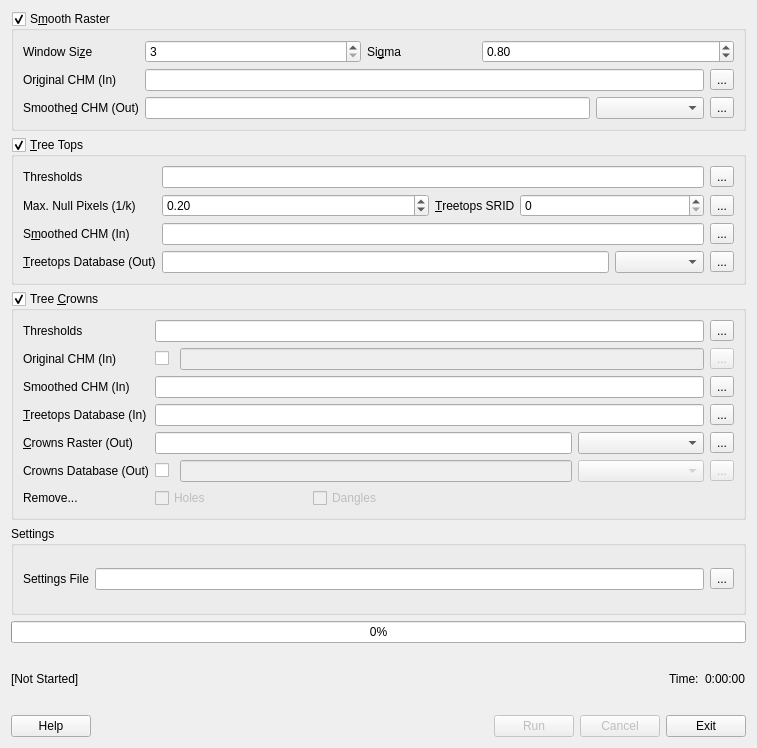
This is src/treetops.ui in rskelly/treetops as Qt 5 draws it before an edit. The edited form follows.
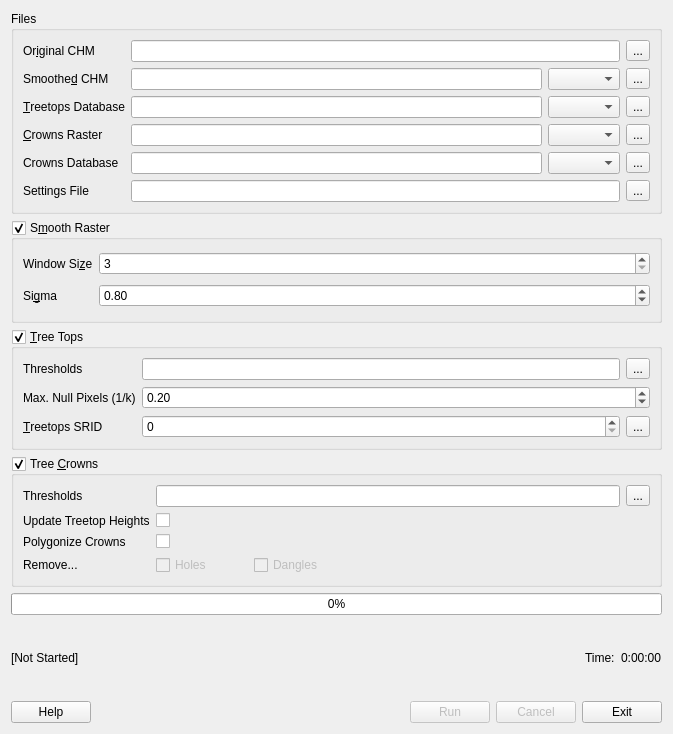
This is the edited form.

```diff
--- a/src/treetops.ui
+++ b/src/treetops.ui
@@ -6,8 +6,8 @@
    <rect>
     <x>0</x>
     <y>0</y>
-    <width>757</width>
-    <height>748</height>
+    <width>673</width>
+    <height>734</height>
    </rect>
   </property>
   <property name="sizePolicy">
@@ -20,6 +20,249 @@
    <string>Treetops</string>
   </property>
   <layout class="QVBoxLayout" name="verticalLayout" stretch="0,0,0,0,0,0">
+   <item>
+    <widget class="QGroupBox" name="groupBox_2">
+     <property name="title">
+      <string>Files</string>
+     </property>
+     <layout class="QGridLayout" name="gridLayout_3">
+      <item row="2" column="2">
+       <widget class="QComboBox" name="cboTreetopsDatabaseDriver"/>
+      </item>
+      <item row="4" column="0">
+       <widget class="QLabel" name="label_19">
+        <property name="sizePolicy">
+         <sizepolicy hsizetype="Fixed" vsizetype="Preferred">
+          <horstretch>0</horstretch>
+          <verstretch>0</verstretch>
+         </sizepolicy>
+        </property>
+        <property name="text">
+         <string>Crowns Database</string>
+        </property>
+       </widget>
+      </item>
+      <item row="2" column="1">
+       <widget class="QLineEdit" name="txtTreetopsDatabase">
+        <property name="mouseTracking">
+         <bool>false</bool>
+        </property>
+        <property name="acceptDrops">
+         <bool>false</bool>
+        </property>
+       </widget>
+      </item>
+      <item row="0" column="1" colspan="2">
+       <widget class="QLineEdit" name="txtOriginalCHM">
+        <property name="mouseTracking">
+         <bool>false</bool>
+        </property>
+        <property name="acceptDrops">
+         <bool>false</bool>
+        </property>
+        <property name="clearButtonEnabled">
+         <bool>false</bool>
+        </property>
+       </widget>
+      </item>
+      <item row="2" column="3">
+       <widget class="QToolButton" name="btnTreetopsDatabase">
+        <property name="mouseTracking">
+         <bool>false</bool>
+        </property>
+        <property name="acceptDrops">
+         <bool>false</bool>
+        </property>
+        <property name="text">
+         <string>...</string>
+        </property>
+       </widget>
+      </item>
+      <item row="3" column="2">
+       <widget class="QComboBox" name="cboCrownsRasterDriver"/>
+      </item>
+      <item row="1" column="3">
+       <widget class="QToolButton" name="btnSmoothedCHM">
+        <property name="mouseTracking">
+         <bool>false</bool>
+        </property>
+        <property name="acceptDrops">
+         <bool>false</bool>
+        </property>
+        <property name="text">
+         <string>...</string>
+        </property>
+       </widget>
+      </item>
+      <item row="1" column="1">
+       <widget class="QLineEdit" name="txtSmoothedCHM">
+        <property name="mouseTracking">
+         <bool>false</bool>
+        </property>
+        <property name="acceptDrops">
+         <bool>false</bool>
+        </property>
+       </widget>
+      </item>
+      <item row="3" column="0">
+       <widget class="QLabel" name="label_10">
+        <property name="sizePolicy">
+         <sizepolicy hsizetype="Fixed" vsizetype="Preferred">
+          <horstretch>0</horstretch>
+          <verstretch>0</verstretch>
+         </sizepolicy>
+        </property>
+        <property name="text">
+         <string>&amp;Crowns Raster</string>
+        </property>
+        <property name="buddy">
+         <cstring>txtCrownsRaster</cstring>
+        </property>
+       </widget>
+      </item>
+      <item row="0" column="3">
+       <widget class="QToolButton" name="btnOriginalCHM">
+        <property name="mouseTracking">
+         <bool>false</bool>
+        </property>
+        <property name="acceptDrops">
+         <bool>false</bool>
+        </property>
+        <property name="text">
+         <string>...</string>
+        </property>
+       </widget>
+      </item>
+      <item row="4" column="2">
+       <widget class="QComboBox" name="cboCrownsDatabaseDriver">
+        <property name="enabled">
+         <bool>true</bool>
+        </property>
+       </widget>
+      </item>
+      <item row="4" column="1">
+       <widget class="QLineEdit" name="txtCrownsDatabase">
+        <property name="enabled">
+         <bool>true</bool>
+        </property>
+        <property name="mouseTracking">
+         <bool>false</bool>
+        </property>
+        <property name="acceptDrops">
+         <bool>false</bool>
+        </property>
+       </widget>
+      </item>
+      <item row="1" column="2">
+       <widget class="QComboBox" name="cboSmoothedCHMDriver"/>
+      </item>
+      <item row="3" column="3">
+       <widget class="QToolButton" name="btnCrownsRaster">
+        <property name="mouseTracking">
+         <bool>false</bool>
+        </property>
+        <property name="acceptDrops">
+         <bool>false</bool>
+        </property>
+        <property name="text">
+         <string>...</string>
+        </property>
+       </widget>
+      </item>
+      <item row="1" column="0">
+       <widget class="QLabel" name="label_12">
+        <property name="sizePolicy">
+         <sizepolicy hsizetype="Fixed" vsizetype="Preferred">
+          <horstretch>0</horstretch>
+          <verstretch>0</verstretch>
+         </sizepolicy>
+        </property>
+        <property name="text">
+         <string>Smoothe&amp;d CHM</string>
+        </property>
+        <property name="buddy">
+         <cstring>txtSmoothedCHM</cstring>
+        </property>
+       </widget>
+      </item>
+      <item row="0" column="0">
+       <widget class="QLabel" name="label_11">
+        <property name="sizePolicy">
+         <sizepolicy hsizetype="Fixed" vsizetype="Preferred">
+          <horstretch>0</horstretch>
+          <verstretch>0</verstretch>
+         </sizepolicy>
+        </property>
+        <property name="text">
+         <string>Or&amp;iginal CHM</string>
+        </property>
+        <property name="buddy">
+         <cstring>txtOriginalCHM</cstring>
+        </property>
+       </widget>
+      </item>
+      <item row="3" column="1">
+       <widget class="QLineEdit" name="txtCrownsRaster">
+        <property name="mouseTracking">
+         <bool>false</bool>
+        </property>
+        <property name="acceptDrops">
+         <bool>false</bool>
+        </property>
+       </widget>
+      </item>
+      <item row="2" column="0">
+       <widget class="QLabel" name="label_6">
+        <property name="sizePolicy">
+         <sizepolicy hsizetype="Fixed" vsizetype="Preferred">
+          <horstretch>0</horstretch>
+          <verstretch>0</verstretch>
+         </sizepolicy>
+        </property>
+        <property name="text">
+         <string>&amp;Treetops Database</string>
+        </property>
+        <property name="buddy">
+         <cstring>txtTreetopsDatabase</cstring>
+        </property>
+       </widget>
+      </item>
+      <item row="4" column="3">
+       <widget class="QToolButton" name="btnCrownsDatabase">
+        <property name="enabled">
+         <bool>true</bool>
+        </property>
+        <property name="mouseTracking">
+         <bool>false</bool>
+        </property>
+        <property name="acceptDrops">
+         <bool>false</bool>
+        </property>
+        <property name="text">
+         <string>...</string>
+        </property>
+       </widget>
+      </item>
+      <item row="5" column="0">
+       <widget class="QLabel" name="label_14">
+        <property name="text">
+         <string>Settings File</string>
+        </property>
+       </widget>
+      </item>
+      <item row="5" column="3">
+       <widget class="QToolButton" name="btnSettingsFile">
+        <property name="text">
+         <string>...</string>
+        </property>
+       </widget>
+      </item>
+      <item row="5" column="1" colspan="2">
+       <widget class="QLineEdit" name="txtSettingsFile"/>
+      </item>
+     </layout>
+    </widget>
+   </item>
    <item>
     <widget class="QGroupBox" name="grpSmoothing">
      <property name="title">
@@ -30,11 +273,34 @@
      </property>
      <layout class="QHBoxLayout" name="horizontalLayout_2">
       <item>
-       <layout class="QGridLayout" name="smoothGrid">
-        <item row="2" column="5">
-         <widget class="QComboBox" name="cboSmoothSmoothedCHMDriver"/>
+       <layout class="QGridLayout" name="gridLayout_4">
+        <item row="0" column="0">
+         <widget class="QLabel" name="label">
+          <property name="sizePolicy">
+           <sizepolicy hsizetype="Fixed" vsizetype="Preferred">
+            <horstretch>0</horstretch>
+            <verstretch>0</verstretch>
+           </sizepolicy>
+          </property>
+          <property name="text">
+           <string>Window Si&amp;ze</string>
+          </property>
+          <property name="buddy">
+           <cstring>spnSmoothWindow</cstring>
+          </property>
+         </widget>
         </item>
-        <item row="0" column="4" colspan="3">
+        <item row="1" column="0">
+         <widget class="QLabel" name="label_2">
+          <property name="text">
+           <string>Si&amp;gma</string>
+          </property>
+          <property name="buddy">
+           <cstring>spnSmoothSigma</cstring>
+          </property>
+         </widget>
+        </item>
+        <item row="1" column="1">
          <widget class="QDoubleSpinBox" name="spnSmoothSigma">
           <property name="mouseTracking">
            <bool>false</bool>
@@ -53,91 +319,7 @@
           </property>
          </widget>
         </item>
-        <item row="1" column="0">
-         <widget class="QLabel" name="label_11">
-          <property name="sizePolicy">
-           <sizepolicy hsizetype="Fixed" vsizetype="Preferred">
-            <horstretch>0</horstretch>
-            <verstretch>0</verstretch>
-           </sizepolicy>
-          </property>
-          <property name="text">
-           <string>Or&amp;iginal CHM (In)</string>
-          </property>
-          <property name="buddy">
-           <cstring>txtSmoothOriginalCHM</cstring>
-          </property>
-         </widget>
-        </item>
-        <item row="0" column="3">
-         <widget class="QLabel" name="label_2">
-          <property name="text">
-           <string>Si&amp;gma</string>
-          </property>
-          <property name="buddy">
-           <cstring>spnSmoothSigma</cstring>
-          </property>
-         </widget>
-        </item>
-        <item row="0" column="0">
-         <widget class="QLabel" name="label">
-          <property name="sizePolicy">
-           <sizepolicy hsizetype="Fixed" vsizetype="Preferred">
-            <horstretch>0</horstretch>
-            <verstretch>0</verstretch>
-           </sizepolicy>
-          </property>
-          <property name="text">
-           <string>Window Si&amp;ze</string>
-          </property>
-          <property name="buddy">
-           <cstring>spnSmoothWindow</cstring>
-          </property>
-         </widget>
-        </item>
-        <item row="2" column="0">
-         <widget class="QLabel" name="label_12">
-          <property name="sizePolicy">
-           <sizepolicy hsizetype="Fixed" vsizetype="Preferred">
-            <horstretch>0</horstretch>
-            <verstretch>0</verstretch>
-           </sizepolicy>
-          </property>
-          <property name="text">
-           <string>Smoothe&amp;d CHM (Out)</string>
-          </property>
-          <property name="buddy">
-           <cstring>txtSmoothSmoothedCHM</cstring>
-          </property>
-         </widget>
-        </item>
-        <item row="2" column="6">
-         <widget class="QToolButton" name="btnSmoothSmoothedCHM">
-          <property name="mouseTracking">
-           <bool>false</bool>
-          </property>
-          <property name="acceptDrops">
-           <bool>false</bool>
-          </property>
-          <property name="text">
-           <string>...</string>
-          </property>
-         </widget>
-        </item>
-        <item row="1" column="6">
-         <widget class="QToolButton" name="btnSmoothOriginalCHM">
-          <property name="mouseTracking">
-           <bool>false</bool>
-          </property>
-          <property name="acceptDrops">
-           <bool>false</bool>
-          </property>
-          <property name="text">
-           <string>...</string>
-          </property>
-         </widget>
-        </item>
-        <item row="0" column="1" colspan="2">
+        <item row="0" column="1">
          <widget class="QSpinBox" name="spnSmoothWindow">
           <property name="mouseTracking">
            <bool>false</bool>
@@ -147,29 +329,6 @@
           </property>
          </widget>
         </item>
-        <item row="2" column="1" colspan="4">
-         <widget class="QLineEdit" name="txtSmoothSmoothedCHM">
-          <property name="mouseTracking">
-           <bool>false</bool>
-          </property>
-          <property name="acceptDrops">
-           <bool>false</bool>
-          </property>
-         </widget>
-        </item>
-        <item row="1" column="1" colspan="5">
-         <widget class="QLineEdit" name="txtSmoothOriginalCHM">
-          <property name="mouseTracking">
-           <bool>false</bool>
-          </property>
-          <property name="acceptDrops">
-           <bool>false</bool>
-          </property>
-          <property name="clearButtonEnabled">
-           <bool>false</bool>
-          </property>
-         </widget>
-        </item>
        </layout>
       </item>
      </layout>
@@ -186,22 +345,6 @@
      <layout class="QHBoxLayout" name="horizontalLayout">
       <item>
        <layout class="QGridLayout" name="topsGrid">
-        <item row="3" column="0">
-         <widget class="QLabel" name="label_6">
-          <property name="sizePolicy">
-           <sizepolicy hsizetype="Fixed" vsizetype="Preferred">
-            <horstretch>0</horstretch>
-            <verstretch>0</verstretch>
-           </sizepolicy>
-          </property>
-          <property name="text">
-           <string>&amp;Treetops Database (Out)</string>
-          </property>
-          <property name="buddy">
-           <cstring>txtTopsTreetopsDatabase</cstring>
-          </property>
-         </widget>
-        </item>
         <item row="0" column="0">
          <widget class="QLabel" name="label_18">
           <property name="sizePolicy">
@@ -215,7 +358,7 @@
           </property>
          </widget>
         </item>
-        <item row="0" column="7">
+        <item row="0" column="4">
          <widget class="QToolButton" name="btnTopsThresholds">
           <property name="enabled">
            <bool>true</bool>
@@ -225,55 +368,7 @@
           </property>
          </widget>
         </item>
-        <item row="2" column="0">
-         <widget class="QLabel" name="label_16">
-          <property name="sizePolicy">
-           <sizepolicy hsizetype="Fixed" vsizetype="Preferred">
-            <horstretch>0</horstretch>
-            <verstretch>0</verstretch>
-           </sizepolicy>
-          </property>
-          <property name="text">
-           <string>S&amp;moothed CHM (In)</string>
-          </property>
-          <property name="buddy">
-           <cstring>txtTopsSmoothedCHM</cstring>
-          </property>
-         </widget>
-        </item>
-        <item row="2" column="7">
-         <widget class="QToolButton" name="btnTopsSmoothedCHM">
-          <property name="mouseTracking">
-           <bool>false</bool>
-          </property>
-          <property name="acceptDrops">
-           <bool>false</bool>
-          </property>
-          <property name="text">
-           <string>...</string>
-          </property>
-         </widget>
-        </item>
-        <item row="3" column="7">
-         <widget class="QToolButton" name="btnTopsTreetopsDatabase">
-          <property name="mouseTracking">
-           <bool>false</bool>
-          </property>
-          <property name="acceptDrops">
-           <bool>false</bool>
-          </property>
-          <property name="text">
-           <string>...</string>
-          </property>
-         </widget>
-        </item>
-        <item row="3" column="6">
-         <widget class="QComboBox" name="cboTopsTreetopsDatabaseDriver"/>
-        </item>
-        <item row="2" column="1" colspan="6">
-         <widget class="QLineEdit" name="txtTopsSmoothedCHM"/>
-        </item>
-        <item row="0" column="1" colspan="6">
+        <item row="0" column="1" colspan="3">
          <widget class="QLineEdit" name="txtTopsThresholds">
           <property name="sizePolicy">
            <sizepolicy hsizetype="Expanding" vsizetype="Fixed">
@@ -283,16 +378,6 @@
           </property>
          </widget>
         </item>
-        <item row="3" column="1" colspan="5">
-         <widget class="QLineEdit" name="txtTopsTreetopsDatabase">
-          <property name="mouseTracking">
-           <bool>false</bool>
-          </property>
-          <property name="acceptDrops">
-           <bool>false</bool>
-          </property>
-         </widget>
-        </item>
         <item row="1" column="0">
          <widget class="QLabel" name="label_3">
           <property name="sizePolicy">
@@ -306,7 +391,7 @@
           </property>
          </widget>
         </item>
-        <item row="1" column="4">
+        <item row="2" column="0">
          <widget class="QLabel" name="label_17">
           <property name="sizePolicy">
            <sizepolicy hsizetype="Fixed" vsizetype="Preferred">
@@ -322,23 +407,7 @@
           </property>
          </widget>
         </item>
-        <item row="1" column="5" colspan="2">
-         <widget class="QSpinBox" name="spnTopsTreetopsSRID">
-          <property name="mouseTracking">
-           <bool>false</bool>
-          </property>
-          <property name="focusPolicy">
-           <enum>Qt::WheelFocus</enum>
-          </property>
-          <property name="acceptDrops">
-           <bool>false</bool>
-          </property>
-          <property name="maximum">
-           <number>999999</number>
-          </property>
-         </widget>
-        </item>
-        <item row="1" column="1" colspan="3">
+        <item row="1" column="1" colspan="4">
          <widget class="QDoubleSpinBox" name="spnTopsMaxNulls">
           <property name="maximum">
            <double>1.000000000000000</double>
@@ -351,7 +420,7 @@
           </property>
          </widget>
         </item>
-        <item row="1" column="7">
+        <item row="2" column="4">
          <widget class="QToolButton" name="btnTopsTreetopsSRID">
           <property name="mouseTracking">
            <bool>false</bool>
@@ -364,6 +433,22 @@
           </property>
          </widget>
         </item>
+        <item row="2" column="1" colspan="3">
+         <widget class="QSpinBox" name="spnTopsTreetopsSRID">
+          <property name="mouseTracking">
+           <bool>false</bool>
+          </property>
+          <property name="focusPolicy">
+           <enum>Qt::WheelFocus</enum>
+          </property>
+          <property name="acceptDrops">
+           <bool>false</bool>
+          </property>
+          <property name="maximum">
+           <number>999999</number>
+          </property>
+         </widget>
+        </item>
        </layout>
       </item>
      </layout>
@@ -384,48 +469,9 @@
       <item>
        <layout class="QGridLayout" name="crownsGrid">
         <item row="2" column="0" colspan="2">
-         <widget class="QLabel" name="label_13">
-          <property name="sizePolicy">
-           <sizepolicy hsizetype="Fixed" vsizetype="Preferred">
-            <horstretch>0</horstretch>
-            <verstretch>0</verstretch>
-           </sizepolicy>
-          </property>
+         <widget class="QLabel" name="label_5">
           <property name="text">
-           <string>Smoothed CHM (In)</string>
-          </property>
-          <property name="buddy">
-           <cstring>txtCrownsSmoothedCHM</cstring>
-          </property>
-         </widget>
-        </item>
-        <item row="3" column="0" colspan="2">
-         <widget class="QLabel" name="label_15">
-          <property name="sizePolicy">
-           <sizepolicy hsizetype="Fixed" vsizetype="Preferred">
-            <horstretch>0</horstretch>
-            <verstretch>0</verstretch>
-           </sizepolicy>
-          </property>
-          <property name="text">
-           <string>&amp;Treetops Database (In)</string>
-          </property>
-          <property name="buddy">
-           <cstring>txtCrownsTreetopsDatabase</cstring>
-          </property>
-         </widget>
-        </item>
-        <item row="1" column="3" colspan="4">
-         <widget class="QLineEdit" name="txtCrownsOriginalCHM">
-          <property name="enabled">
-           <bool>false</bool>
-          </property>
-         </widget>
-        </item>
-        <item row="1" column="2">
-         <widget class="QCheckBox" name="chkCrownsUpdateHeights">
-          <property name="text">
-           <string/>
+           <string>Polygonize Crowns</string>
           </property>
          </widget>
         </item>
@@ -438,138 +484,17 @@
            </sizepolicy>
           </property>
           <property name="text">
-           <string>Original CHM (In)</string>
+           <string>Update Treetop Heights</string>
           </property>
          </widget>
         </item>
-        <item row="0" column="9">
+        <item row="0" column="7">
          <widget class="QToolButton" name="btnCrownsThresholds">
           <property name="text">
            <string>...</string>
           </property>
          </widget>
         </item>
-        <item row="5" column="6">
-         <widget class="QComboBox" name="cboCrownsCrownsDatabaseDriver">
-          <property name="enabled">
-           <bool>false</bool>
-          </property>
-         </widget>
-        </item>
-        <item row="1" column="9">
-         <widget class="QToolButton" name="btnCrownsOriginalCHM">
-          <property name="enabled">
-           <bool>false</bool>
-          </property>
-          <property name="text">
-           <string>...</string>
-          </property>
-         </widget>
-        </item>
-        <item row="2" column="9">
-         <widget class="QToolButton" name="btnCrownsSmoothedCHM">
-          <property name="mouseTracking">
-           <bool>false</bool>
-          </property>
-          <property name="acceptDrops">
-           <bool>false</bool>
-          </property>
-          <property name="text">
-           <string>...</string>
-          </property>
-         </widget>
-        </item>
-        <item row="5" column="9">
-         <widget class="QToolButton" name="btnCrownsCrownsDatabase">
-          <property name="enabled">
-           <bool>false</bool>
-          </property>
-          <property name="mouseTracking">
-           <bool>false</bool>
-          </property>
-          <property name="acceptDrops">
-           <bool>false</bool>
-          </property>
-          <property name="text">
-           <string>...</string>
-          </property>
-         </widget>
-        </item>
-        <item row="4" column="6">
-         <widget class="QComboBox" name="cboCrownsCrownsRasterDriver"/>
-        </item>
-        <item row="3" column="9">
-         <widget class="QToolButton" name="btnCrownsTreetopsDatabase">
-          <property name="mouseTracking">
-           <bool>false</bool>
-          </property>
-          <property name="acceptDrops">
-           <bool>false</bool>
-          </property>
-          <property name="text">
-           <string>...</string>
-          </property>
-         </widget>
-        </item>
-        <item row="4" column="9">
-         <widget class="QToolButton" name="btnCrownsCrownsRaster">
-          <property name="mouseTracking">
-           <bool>false</bool>
-          </property>
-          <property name="acceptDrops">
-           <bool>false</bool>
-          </property>
-          <property name="text">
-           <string>...</string>
-          </property>
-         </widget>
-        </item>
-        <item row="4" column="2" colspan="4">
-         <widget class="QLineEdit" name="txtCrownsCrownsRaster">
-          <property name="mouseTracking">
-           <bool>false</bool>
-          </property>
-          <property name="acceptDrops">
-           <bool>false</bool>
-          </property>
-         </widget>
-        </item>
-        <item row="5" column="3" colspan="3">
-         <widget class="QLineEdit" name="txtCrownsCrownsDatabase">
-          <property name="enabled">
-           <bool>false</bool>
-          </property>
-          <property name="mouseTracking">
-           <bool>false</bool>
-          </property>
-          <property name="acceptDrops">
-           <bool>false</bool>
-          </property>
-         </widget>
-        </item>
-        <item row="2" column="2" colspan="5">
-         <widget class="QLineEdit" name="txtCrownsSmoothedCHM">
-          <property name="mouseTracking">
-           <bool>false</bool>
-          </property>
-          <property name="acceptDrops">
-           <bool>false</bool>
-          </property>
-         </widget>
-        </item>
-        <item row="5" column="0" colspan="2">
-         <widget class="QLabel" name="label_19">
-          <property name="sizePolicy">
-           <sizepolicy hsizetype="Fixed" vsizetype="Preferred">
-            <horstretch>0</horstretch>
-            <verstretch>0</verstretch>
-           </sizepolicy>
-          </property>
-          <property name="text">
-           <string>Crowns Database (Out)</string>
-          </property>
-         </widget>
-        </item>
         <item row="0" column="2" colspan="5">
          <widget class="QLineEdit" name="txtCrownsThresholds">
           <property name="sizePolicy">
@@ -580,22 +505,6 @@
           </property>
          </widget>
         </item>
-        <item row="4" column="0" colspan="2">
-         <widget class="QLabel" name="label_10">
-          <property name="sizePolicy">
-           <sizepolicy hsizetype="Fixed" vsizetype="Preferred">
-            <horstretch>0</horstretch>
-            <verstretch>0</verstretch>
-           </sizepolicy>
-          </property>
-          <property name="text">
-           <string>&amp;Crowns Raster (Out)</string>
-          </property>
-          <property name="buddy">
-           <cstring>txtCrownsCrownsRaster</cstring>
-          </property>
-         </widget>
-        </item>
         <item row="0" column="0" colspan="2">
          <widget class="QLabel" name="label_7">
           <property name="sizePolicy">
@@ -609,10 +518,34 @@
           </property>
          </widget>
         </item>
-        <item row="5" column="2">
+        <item row="3" column="0" colspan="2">
+         <widget class="QLabel" name="lblCrownsRemove">
+          <property name="text">
+           <string>Remove...</string>
+          </property>
+         </widget>
+        </item>
+        <item row="3" column="2">
+         <widget class="QCheckBox" name="chkCrownsRemoveHoles">
+          <property name="enabled">
+           <bool>false</bool>
+          </property>
+          <property name="text">
+           <string>Holes</string>
+          </property>
+         </widget>
+        </item>
+        <item row="1" column="2" colspan="6">
+         <widget class="QCheckBox" name="chkCrownsUpdateHeights">
+          <property name="text">
+           <string/>
+          </property>
+         </widget>
+        </item>
+        <item row="2" column="2" colspan="6">
          <widget class="QCheckBox" name="chkCrownsDoDatabase">
           <property name="sizePolicy">
-           <sizepolicy hsizetype="Fixed" vsizetype="Fixed">
+           <sizepolicy hsizetype="Minimum" vsizetype="Fixed">
             <horstretch>0</horstretch>
             <verstretch>0</verstretch>
            </sizepolicy>
@@ -623,12 +556,6 @@
             <height>0</height>
            </size>
           </property>
-          <property name="maximumSize">
-           <size>
-            <width>19</width>
-            <height>16777215</height>
-           </size>
-          </property>
           <property name="layoutDirection">
            <enum>Qt::LeftToRight</enum>
           </property>
@@ -637,24 +564,7 @@
           </property>
          </widget>
         </item>
-        <item row="6" column="0" colspan="2">
-         <widget class="QLabel" name="lblCrownsRemove">
-          <property name="text">
-           <string>Remove...</string>
-          </property>
-         </widget>
-        </item>
-        <item row="6" column="2" colspan="2">
-         <widget class="QCheckBox" name="chkCrownsRemoveHoles">
-          <property name="enabled">
-           <bool>false</bool>
-          </property>
-          <property name="text">
-           <string>Holes</string>
-          </property>
-         </widget>
-        </item>
-        <item row="6" column="4">
+        <item row="3" column="3" colspan="5">
          <widget class="QCheckBox" name="chkCrownsRemoveDangles">
           <property name="enabled">
            <bool>false</bool>
@@ -664,47 +574,11 @@
           </property>
          </widget>
         </item>
-        <item row="3" column="2" colspan="5">
-         <widget class="QLineEdit" name="txtCrownsTreetopsDatabase">
-          <property name="mouseTracking">
-           <bool>false</bool>
-          </property>
-          <property name="acceptDrops">
-           <bool>false</bool>
-          </property>
-         </widget>
-        </item>
        </layout>
       </item>
      </layout>
     </widget>
    </item>
-   <item>
-    <widget class="QGroupBox" name="groupBox">
-     <property name="title">
-      <string>Settings</string>
-     </property>
-     <layout class="QHBoxLayout" name="horizontalLayout_6">
-      <item>
-       <widget class="QLabel" name="label_14">
-        <property name="text">
-         <string>Settings File</string>
-        </property>
-       </widget>
-      </item>
-      <item>
-       <widget class="QLineEdit" name="txtSettingsFile"/>
-      </item>
-      <item>
-       <widget class="QToolButton" name="btnSettingsFile">
-        <property name="text">
-         <string>...</string>
-        </property>
-       </widget>
-      </item>
-     </layout>
-    </widget>
-   </item>
    <item>
     <layout class="QGridLayout" name="gridLayout">
      <item row="1" column="0">
```
Left out of the diff: 24 changed lines with no effect on the pictures.
